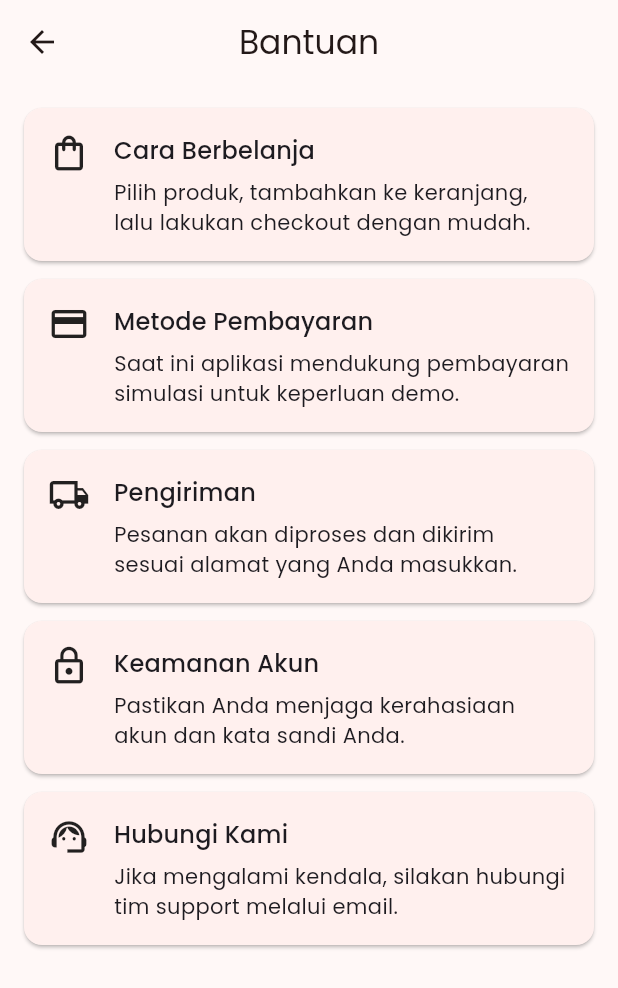
After one commit to wulanaulia25/tugas_besar_mobile, a Flutter app: the HelpPage screen opened directly, on a phone screen of 412 x 824 dp. The commit adds this screen. Shown: the top 988 px of the screen. Run offline on Flutter 3.47's test engine with Material 3 defaults, Android fonts, the phone set to English and light mode, and no system bars; our stand-ins replace cached_network_image, dio, go_router, google_fonts, shared_preferences; accounts and stored records are empty.

Commit message:
memperbaiki code dan merapihkan

```diff
--- a/lib/models/cart_item_model.dart
+++ b/lib/models/cart_item_model.dart
@@ -12,8 +12,6 @@ class CartItemModel {
   });
 
   double get subtotal => product.price * quantity;
-
-  // Convert JSON to CartItemModel
   factory CartItemModel.fromJson(Map<String, dynamic> json) {
     return CartItemModel(
       product: ProductModel.fromJson(json['product']),
@@ -22,7 +20,6 @@ class CartItemModel {
     );
   }
 
-  // Convert CartItemModel to JSON
   Map<String, dynamic> toJson() {
     return {
       'product': product.toJson(),
--- a/lib/models/order_model.dart
+++ b/lib/models/order_model.dart
@@ -87,7 +87,6 @@ class OrderModel {
       id: json['id']?.toString() ?? '',
       userId: json['userId']?.toString() ?? '',
       items: parsedItems,
-      // Jika totalAmount dari API null/0, biarkan 0 (nanti diurus provider)
       totalAmount: (json['totalAmount'] as num?)?.toDouble() ??
                    (json['total_amount'] as num?)?.toDouble() ?? 0.0,
       paymentMethod: json['paymentMethod']?.toString() ?? 'Cash on Delivery',
--- a/lib/models/product_model.dart
+++ b/lib/models/product_model.dart
@@ -17,7 +17,6 @@ class ProductModel {
     required this.rating,
   });
 
-  /// Membuat instance dari JSON dengan parsing aman
   factory ProductModel.fromJson(Map<String, dynamic> json) {
     return ProductModel(
       id: json['id'] is String
@@ -36,7 +35,6 @@ class ProductModel {
     );
   }
 
-  /// Mengubah instance menjadi JSON
   Map<String, dynamic> toJson() {
     return {
       'id': id,
@@ -59,7 +57,6 @@ class Rating {
     required this.count,
   });
 
-  /// Membuat instance dari JSON dengan aman
   factory Rating.fromJson(Map<String, dynamic> json) {
     return Rating(
       rate: json['rate'] != null
@@ -73,7 +70,6 @@ class Rating {
     );
   }
 
-  /// Mengubah instance menjadi JSON
   Map<String, dynamic> toJson() {
     return {
       'rate': rate,
--- a/lib/models/user_model.dart
+++ b/lib/models/user_model.dart
@@ -4,7 +4,6 @@ class UserModel {
   final String email;
   final String? address;
   final String? phone;
-  // Password tidak disimpan di model demi keamanan state aplikasi
 
   UserModel({
     required this.id,
--- a/lib/screens/home/main_screen.dart
+++ b/lib/screens/home/main_screen.dart
@@ -13,8 +13,6 @@ class MainScreen extends StatefulWidget {
 
 class _MainScreenState extends State<MainScreen> {
   int _selectedIndex = 0;
-
-  // Hapus const, karena widget ini tidak bisa const
   final List<Widget> _screens = [
     HomeScreen(),
     OrderHistoryScreen(),
--- a/lib/screens/order/order_history_screen.dart
+++ b/lib/screens/order/order_history_screen.dart
@@ -20,9 +20,6 @@ class _OrderHistoryScreenState extends State<OrderHistoryScreen> {
     WidgetsBinding.instance.addPostFrameCallback((_) {
       final authProvider = Provider.of<AuthProvider>(context, listen: false);
       final orderProvider = Provider.of<OrderProvider>(context, listen: false);
-
-      // Cek: Jika orders kosong, baru fetch dari server.
-      // Jika sudah ada isinya (baru checkout), jangan fetch ulang biar data lengkapnya gak ketimpa data jelek dari server.
       if (authProvider.currentUser != null && orderProvider.orders.isEmpty) {
         orderProvider.fetchOrders(authProvider.currentUser!.id);
       }
@@ -98,7 +95,6 @@ class _OrderHistoryScreenState extends State<OrderHistoryScreen> {
                         Row(
                           mainAxisAlignment: MainAxisAlignment.spaceBetween,
                           children: [
-                            // Items tidak akan 0 lagi
                             Text('${order.items.length} Barang'),
                             Text(
                               CurrencyFormatter.format(order.totalAmount),
--- /dev/null
+++ b/lib/screens/profile/help_page.dart
@@ -0,0 +1,91 @@
+import 'package:flutter/material.dart';
+
+class HelpPage extends StatelessWidget {
+  const HelpPage({super.key});
+
+  @override
+  Widget build(BuildContext context) {
+    return Scaffold(
+      appBar: AppBar(
+        title: const Text('Bantuan'),
+        centerTitle: true,
+      ),
+      body: ListView(
+        padding: const EdgeInsets.all(16),
+        children: const [
+          _HelpItem(
+            icon: Icons.shopping_bag_outlined,
+            title: 'Cara Berbelanja',
+            description: 'Pilih produk, tambahkan ke keranjang, lalu lakukan checkout dengan mudah.',
+          ),
+          _HelpItem(
+            icon: Icons.payment_outlined,
+            title: 'Metode Pembayaran',
+            description: 'Saat ini aplikasi mendukung pembayaran simulasi untuk keperluan demo.',
+          ),
+          _HelpItem(
+            icon: Icons.local_shipping_outlined,
+            title: 'Pengiriman',
+            description: 'Pesanan akan diproses dan dikirim sesuai alamat yang Anda masukkan.',
+          ),
+          _HelpItem(
+            icon: Icons.lock_outline,
+            title: 'Keamanan Akun',
+            description: 'Pastikan Anda menjaga kerahasiaan akun dan kata sandi Anda.',
+          ),
+          _HelpItem(
+            icon: Icons.support_agent_outlined,
+            title: 'Hubungi Kami',
+            description: 'Jika mengalami kendala, silakan hubungi tim support melalui email.',
+          ),
+        ],
+      ),
+    );
+  }
+}
+
+class _HelpItem extends StatelessWidget {
+  final IconData icon;
+  final String title;
+  final String description;
+
+  const _HelpItem({
+    required this.icon,
+    required this.title,
+    required this.description,
+  });
+
+  @override
+  Widget build(BuildContext context) {
+    return Card(
+      margin: const EdgeInsets.only(bottom: 12),
+      shape: RoundedRectangleBorder(borderRadius: BorderRadius.circular(12)),
+      child: Padding(
+        padding: const EdgeInsets.all(16),
+        child: Row(
+          crossAxisAlignment: CrossAxisAlignment.start,
+          children: [
+            Icon(icon, size: 28),
+            const SizedBox(width: 16),
+            Expanded(
+              child: Column(
+                crossAxisAlignment: CrossAxisAlignment.start,
+                children: [
+                  Text(
+                    title,
+                    style: Theme.of(context).textTheme.titleMedium,
+                  ),
+                  const SizedBox(height: 6),
+                  Text(
+                    description,
+                    style: Theme.of(context).textTheme.bodyMedium,
+                  ),
+                ],
+              ),
+            ),
+          ],
+        ),
+      ),
+    );
+  }
+}
--- a/lib/screens/profile/profile_screen.dart
+++ b/lib/screens/profile/profile_screen.dart
@@ -3,6 +3,7 @@ import 'package:go_router/go_router.dart';
 import 'package:provider/provider.dart';
 import '../../providers/auth_provider.dart';
 import '../../providers/theme_provider.dart';
+import 'help_page.dart';
 
 class ProfileScreen extends StatelessWidget {
   const ProfileScreen({Key? key}) : super(key: key);
@@ -73,8 +74,9 @@ class ProfileScreen extends StatelessWidget {
                   icon: Icons.help_outline,
                   title: 'Bantuan',
                   onTap: () {
-                    ScaffoldMessenger.of(context).showSnackBar(
-                      const SnackBar(content: Text('Fitur bantuan segera hadir')),
+                    Navigator.push(
+                      context,
+                      MaterialPageRoute(builder: (_) => const HelpPage()),
                     );
                   },
                 ),
```
Also changed, not shown: lib/providers/auth_provider.dart (+0 -13 lines), lib/providers/cart_provider.dart (+3 -12 lines), lib/providers/product_provider.dart (+6 -6 lines), lib/providers/theme_provider.dart (+12 -14 lines).
